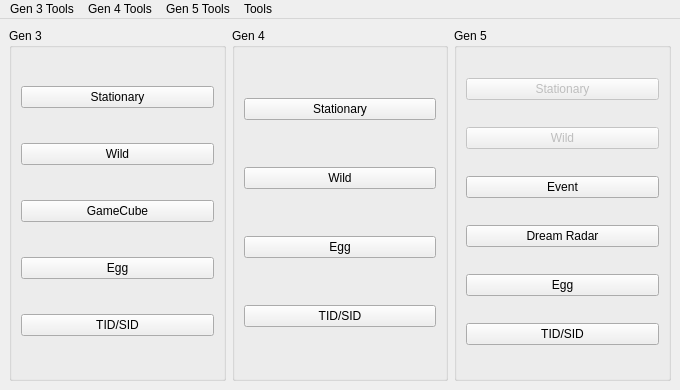
First picture: the form in Source/Forms/MainWindow.ui, repository Admiral-Fish/PokeFinder, before the edit.
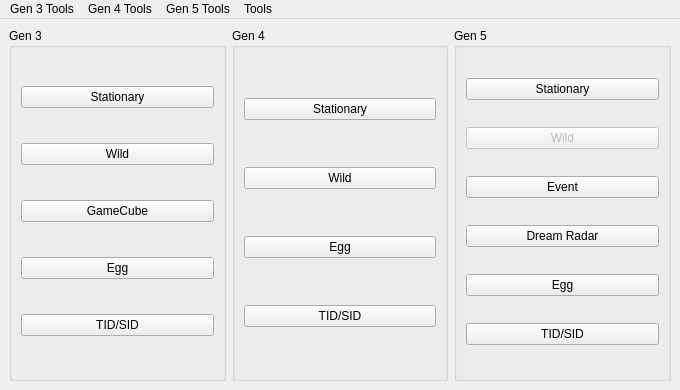
Second picture: the form after the edit. Icons and pictures are not drawn.

What changed in the file:
```diff
--- a/Source/Forms/MainWindow.ui
+++ b/Source/Forms/MainWindow.ui
@@ -111,9 +111,6 @@
       <layout class="QGridLayout" name="gridLayout_4">
        <item row="0" column="0">
         <widget class="QPushButton" name="pushButtonStationary5">
-         <property name="enabled">
-          <bool>false</bool>
-         </property>
          <property name="text">
           <string>Stationary</string>
          </property>
```
Left out of the diff: 2 changed lines with no effect on the pictures.
